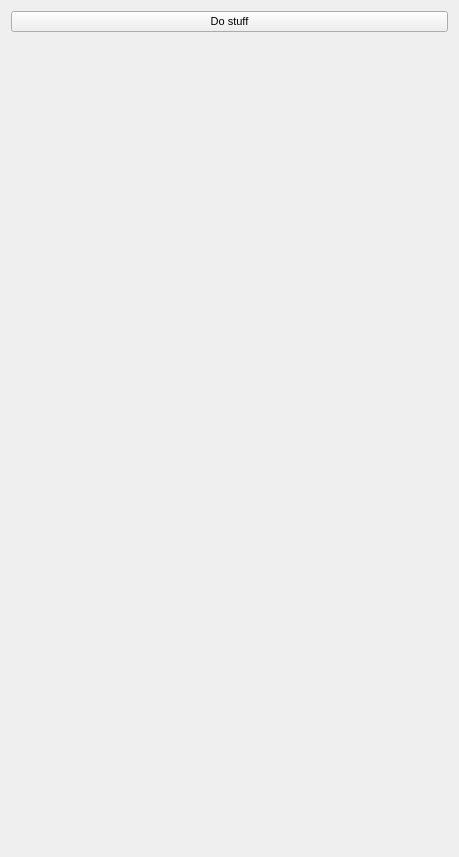
CBICA/DeepMRSegApp, file Plugins/upenn.cbica.deepmrseg/src/internal/QDeepMRSegControls.ui: the form before one commit.
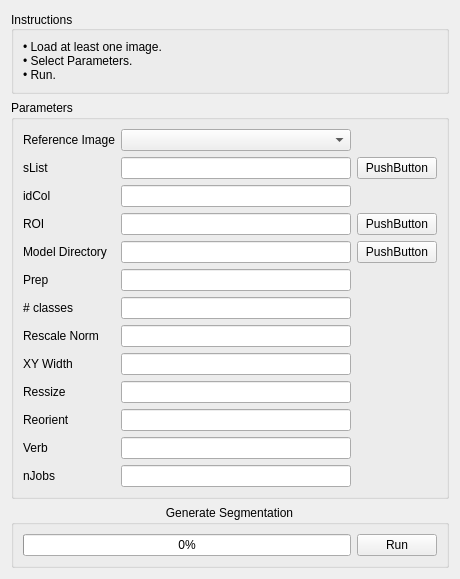
The form after the commit. Custom widgets are drawn as their Qt base class.

What changed in the file:
```diff
--- a/Plugins/upenn.cbica.deepmrseg/src/internal/QDeepMRSegControls.ui
+++ b/Plugins/upenn.cbica.deepmrseg/src/internal/QDeepMRSegControls.ui
@@ -6,42 +6,259 @@
    <rect>
     <x>0</x>
     <y>0</y>
-    <width>459</width>
-    <height>857</height>
+    <width>460</width>
+    <height>539</height>
    </rect>
   </property>
-  <property name="sizePolicy">
-   <sizepolicy hsizetype="Minimum" vsizetype="Minimum">
-    <horstretch>0</horstretch>
-    <verstretch>0</verstretch>
-   </sizepolicy>
-  </property>
-  <property name="minimumSize">
-   <size>
-    <width>0</width>
-    <height>0</height>
-   </size>
-  </property>
-  <property name="font">
-   <font>
-    <family>MS Shell Dlg 2</family>
-    <pointsize>8</pointsize>
-    <weight>50</weight>
-    <italic>false</italic>
-    <bold>false</bold>
-    <underline>false</underline>
-    <strikeout>false</strikeout>
-   </font>
-  </property>
   <property name="windowTitle">
    <string>QDeepMRSegControls</string>
   </property>
   <layout class="QVBoxLayout" name="verticalLayout_5">
    <item>
-    <widget class="QPushButton" name="pushButton_DoStuff">
-     <property name="text">
-      <string>Do stuff</string>
+    <widget class="QGroupBox" name="groupBoxInstructions">
+     <property name="sizePolicy">
+      <sizepolicy hsizetype="Minimum" vsizetype="Fixed">
+       <horstretch>0</horstretch>
+       <verstretch>0</verstretch>
+      </sizepolicy>
      </property>
+     <property name="layoutDirection">
+      <enum>Qt::LeftToRight</enum>
+     </property>
+     <property name="title">
+      <string>Instructions</string>
+     </property>
+     <property name="alignment">
+      <set>Qt::AlignLeading|Qt::AlignLeft|Qt::AlignVCenter</set>
+     </property>
+     <layout class="QVBoxLayout" name="verticalLayout_7">
+      <item>
+       <widget class="QLabel" name="label">
+        <property name="sizePolicy">
+         <sizepolicy hsizetype="Preferred" vsizetype="Expanding">
+          <horstretch>0</horstretch>
+          <verstretch>0</verstretch>
+         </sizepolicy>
+        </property>
+        <property name="text">
+         <string>• Load at least one image.
+• Select Parameters.
+• Run.</string>
+        </property>
+        <property name="wordWrap">
+         <bool>true</bool>
+        </property>
+       </widget>
+      </item>
+     </layout>
+    </widget>
+   </item>
+   <item>
+    <widget class="QGroupBox" name="groupBox_DataSelection">
+     <property name="sizePolicy">
+      <sizepolicy hsizetype="Minimum" vsizetype="Fixed">
+       <horstretch>0</horstretch>
+       <verstretch>0</verstretch>
+      </sizepolicy>
+     </property>
+     <property name="title">
+      <string>Parameters</string>
+     </property>
+     <layout class="QGridLayout" name="gridLayout">
+      <item row="8" column="0">
+       <widget class="QLabel" name="label_9">
+        <property name="text">
+         <string>XY Width</string>
+        </property>
+       </widget>
+      </item>
+      <item row="6" column="0">
+       <widget class="QLabel" name="label_7">
+        <property name="text">
+         <string># classes</string>
+        </property>
+       </widget>
+      </item>
+      <item row="2" column="1">
+       <widget class="QLineEdit" name="lineEdit_2"/>
+      </item>
+      <item row="5" column="0">
+       <widget class="QLabel" name="label_6">
+        <property name="text">
+         <string>Prep</string>
+        </property>
+       </widget>
+      </item>
+      <item row="9" column="0">
+       <widget class="QLabel" name="label_10">
+        <property name="text">
+         <string>Ressize</string>
+        </property>
+       </widget>
+      </item>
+      <item row="6" column="1">
+       <widget class="QLineEdit" name="lineEdit_6"/>
+      </item>
+      <item row="3" column="2">
+       <widget class="QPushButton" name="pushButton_2">
+        <property name="text">
+         <string>PushButton</string>
+        </property>
+       </widget>
+      </item>
+      <item row="4" column="1">
+       <widget class="QLineEdit" name="lineEdit_4"/>
+      </item>
+      <item row="10" column="0">
+       <widget class="QLabel" name="label_11">
+        <property name="text">
+         <string>Reorient</string>
+        </property>
+       </widget>
+      </item>
+      <item row="1" column="2">
+       <widget class="QPushButton" name="pushButton">
+        <property name="text">
+         <string>PushButton</string>
+        </property>
+       </widget>
+      </item>
+      <item row="2" column="0">
+       <widget class="QLabel" name="label_3">
+        <property name="text">
+         <string>idCol</string>
+        </property>
+       </widget>
+      </item>
+      <item row="3" column="0">
+       <widget class="QLabel" name="label_4">
+        <property name="text">
+         <string>ROI</string>
+        </property>
+       </widget>
+      </item>
+      <item row="4" column="2">
+       <widget class="QPushButton" name="pushButton_3">
+        <property name="text">
+         <string>PushButton</string>
+        </property>
+       </widget>
+      </item>
+      <item row="3" column="1">
+       <widget class="QLineEdit" name="lineEdit_3"/>
+      </item>
+      <item row="1" column="1">
+       <widget class="QLineEdit" name="lineEdit"/>
+      </item>
+      <item row="0" column="1">
+       <widget class="QmitkDataStorageComboBox" name="m_cbReferenceNodeSelector">
+        <property name="sizePolicy">
+         <sizepolicy hsizetype="Expanding" vsizetype="Fixed">
+          <horstretch>0</horstretch>
+          <verstretch>0</verstretch>
+         </sizepolicy>
+        </property>
+       </widget>
+      </item>
+      <item row="4" column="0">
+       <widget class="QLabel" name="label_5">
+        <property name="text">
+         <string>Model Directory</string>
+        </property>
+       </widget>
+      </item>
+      <item row="1" column="0">
+       <widget class="QLabel" name="label_2">
+        <property name="text">
+         <string>sList</string>
+        </property>
+       </widget>
+      </item>
+      <item row="5" column="1">
+       <widget class="QLineEdit" name="lineEdit_5"/>
+      </item>
+      <item row="7" column="0">
+       <widget class="QLabel" name="label_8">
+        <property name="text">
+         <string>Rescale Norm</string>
+        </property>
+       </widget>
+      </item>
+      <item row="11" column="0">
+       <widget class="QLabel" name="label_12">
+        <property name="text">
+         <string>Verb</string>
+        </property>
+       </widget>
+      </item>
+      <item row="0" column="0">
+       <widget class="QLabel" name="label_PatientImage">
+        <property name="text">
+         <string>Reference Image</string>
+        </property>
+       </widget>
+      </item>
+      <item row="12" column="0">
+       <widget class="QLabel" name="label_13">
+        <property name="text">
+         <string>nJobs</string>
+        </property>
+       </widget>
+      </item>
+      <item row="7" column="1">
+       <widget class="QLineEdit" name="lineEdit_7"/>
+      </item>
+      <item row="8" column="1">
+       <widget class="QLineEdit" name="lineEdit_8"/>
+      </item>
+      <item row="9" column="1">
+       <widget class="QLineEdit" name="lineEdit_9"/>
+      </item>
+      <item row="10" column="1">
+       <widget class="QLineEdit" name="lineEdit_10"/>
+      </item>
+      <item row="11" column="1">
+       <widget class="QLineEdit" name="lineEdit_11"/>
+      </item>
+      <item row="12" column="1">
+       <widget class="QLineEdit" name="lineEdit_12"/>
+      </item>
+     </layout>
+    </widget>
+   </item>
+   <item>
+    <widget class="QGroupBox" name="groupBox_Run">
+     <property name="title">
+      <string>Generate Segmentation</string>
+     </property>
+     <property name="alignment">
+      <set>Qt::AlignHCenter|Qt::AlignTop</set>
+     </property>
+     <property name="flat">
+      <bool>true</bool>
+     </property>
+     <layout class="QHBoxLayout" name="horizontalLayout_3">
+      <item>
+       <widget class="QProgressBar" name="progressBar">
+        <property name="enabled">
+         <bool>true</bool>
+        </property>
+        <property name="value">
+         <number>0</number>
+        </property>
+        <property name="alignment">
+         <set>Qt::AlignCenter</set>
+        </property>
+       </widget>
+      </item>
+      <item>
+       <widget class="QPushButton" name="pushButtonRun">
+        <property name="text">
+         <string>Run</string>
+        </property>
+       </widget>
+      </item>
+     </layout>
     </widget>
    </item>
    <item>
@@ -52,14 +269,22 @@
      <property name="sizeHint" stdset="0">
       <size>
        <width>20</width>
-       <height>40</height>
+       <height>466</height>
       </size>
      </property>
     </spacer>
    </item>
   </layout>
  </widget>
- <layoutdefault spacing="6" margin="11"/>
- <resources/>
+ <customwidgets>
+  <customwidget>
+   <class>QmitkDataStorageComboBox</class>
+   <extends>QComboBox</extends>
+   <header location="global">QmitkDataStorageComboBox.h</header>
+  </customwidget>
+ </customwidgets>
+ <resources>
+  <include location="../../../../../InteractiveSegmentation/Plugins/upenn.cbica.captk.interactivesegmentation/resources/captkinteractivesegmentation.qrc"/>
+ </resources>
  <connections/>
 </ui>
```
Left out of the diff: 4 changed lines with no effect on the pictures.
